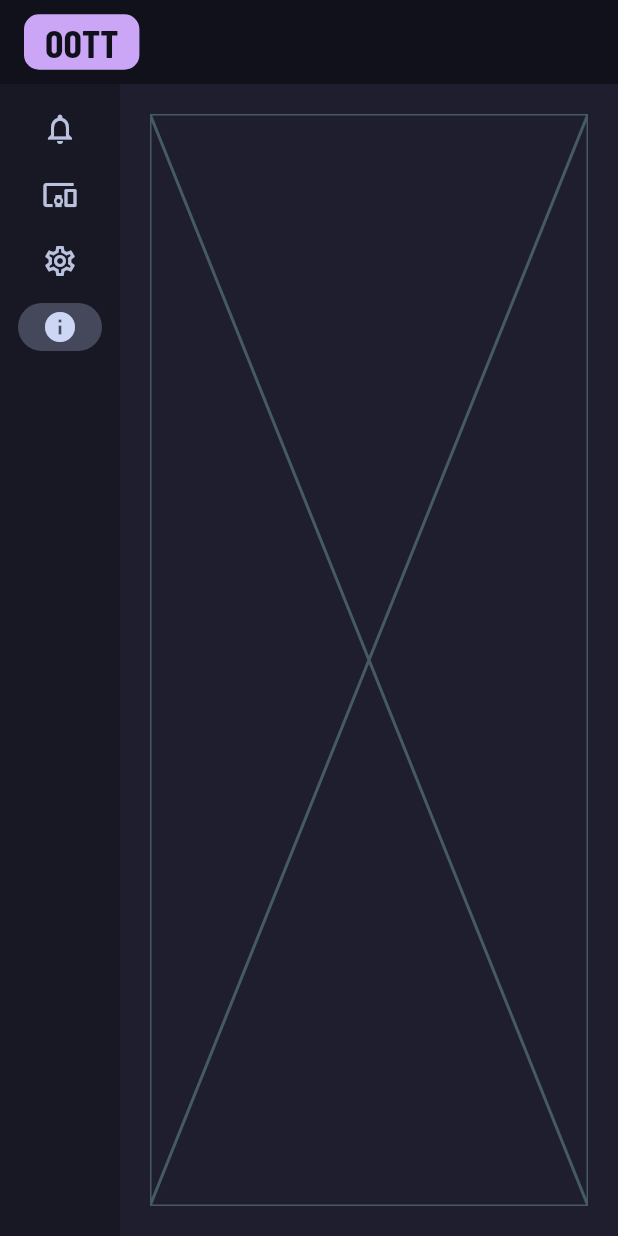
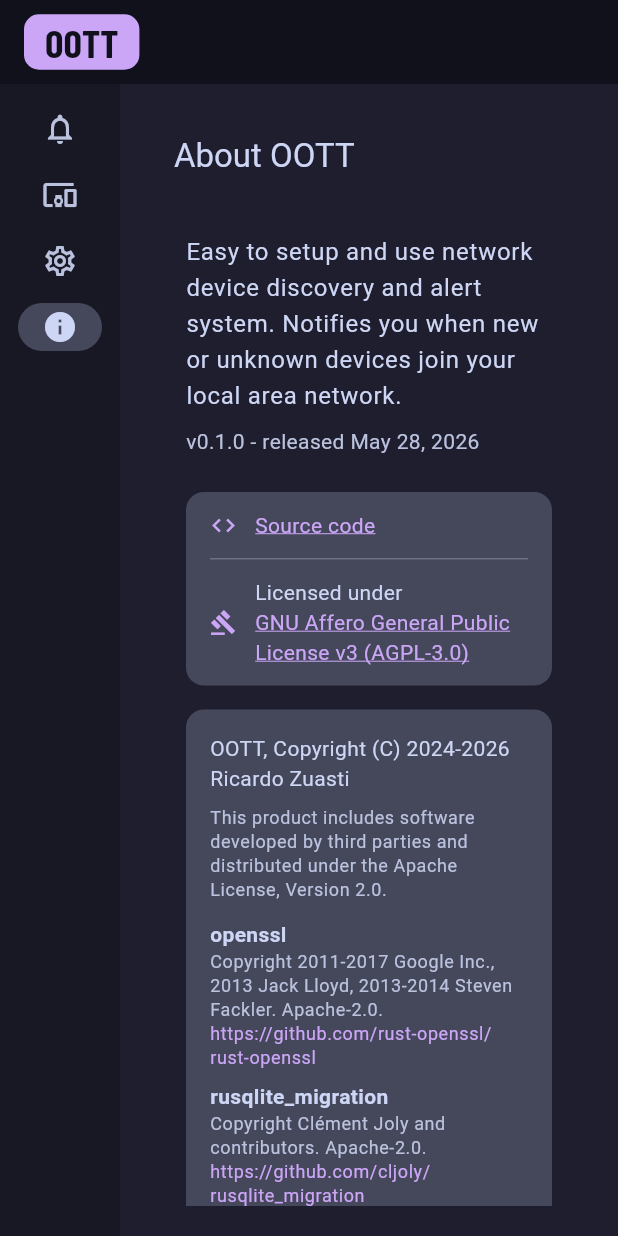
Before and after one commit to rzuasti/oott, a Flutter app: the screen it shows after launch, after a tap on "About", on a phone screen of 412 x 824 dp. Run offline on Flutter 3.47's test engine with Material 3 defaults, Android fonts, the phone set to English and light mode, and no system bars; our stand-ins replace dio, fl_chart, go_router, google_fonts, infinite_scroll_pagination, shared_preferences; missing offline and left inert: encrypter; network calls fail.

Commit message:
Add About OOTT page with version, links, and legal notices
Implements the /about route with app description, version info,
clickable links to the source repo and AGPL-3.0 license, and
third-party copyright notices. Adds url_launcher for cross-platform
link handling.

Co-Authored-By: Claude Sonnet 4.6 <noreply@anthropic.com>

```diff
--- /dev/null
+++ b/frontend/lib/about/about.dart
@@ -0,0 +1,293 @@
+import 'package:flutter/material.dart';
+import 'package:url_launcher/url_launcher.dart';
+
+const _version = '0.1.0';
+const _releaseDate = 'May 28, 2026';
+const _repoUrl = 'https://github.com/rzuasti/oott';
+const _licenseUrl = 'https://www.gnu.org/licenses/agpl-3.0.html';
+const _licenseName = 'GNU Affero General Public License v3 (AGPL-3.0)';
+
+class About extends StatelessWidget {
+  const About({super.key});
+
+  @override
+  Widget build(BuildContext context) {
+    final colorScheme = Theme.of(context).colorScheme;
+    final textTheme = Theme.of(context).textTheme;
+
+    return Scaffold(
+      appBar: AppBar(title: const Text('About OOTT')),
+      body: SingleChildScrollView(
+        padding: const EdgeInsets.all(24),
+        child: Column(
+          crossAxisAlignment: CrossAxisAlignment.start,
+          children: [
+            Text(
+              'Easy to setup and use network device discovery and alert system. '
+              'Notifies you when new or unknown devices join your local area network.',
+              style: textTheme.bodyLarge,
+            ),
+            const SizedBox(height: 8),
+            Text(
+              'v$_version - released $_releaseDate',
+              style: textTheme.bodyMedium?.copyWith(
+                color: colorScheme.onSurfaceVariant,
+              ),
+            ),
+            const SizedBox(height: 24),
+            _SurfaceContainer(
+              colorScheme: colorScheme,
+              child: Column(
+                children: [
+                  _LinkRow(
+                    icon: Icons.code,
+                    label: 'Source code',
+                    url: _repoUrl,
+                    colorScheme: colorScheme,
+                    textTheme: textTheme,
+                  ),
+                  Divider(
+                    height: 1,
+                    color: colorScheme.outlineVariant,
+                    indent: 16,
+                    endIndent: 16,
+                  ),
+                  _LicenseRow(colorScheme: colorScheme, textTheme: textTheme),
+                ],
+              ),
+            ),
+            const SizedBox(height: 16),
+            _SurfaceContainer(
+              colorScheme: colorScheme,
+              padding: const EdgeInsets.all(16),
+              child: _NoticesSection(textTheme: textTheme),
+            ),
+          ],
+        ),
+      ),
+    );
+  }
+}
+
+class _SurfaceContainer extends StatelessWidget {
+  const _SurfaceContainer({
+    required this.colorScheme,
+    required this.child,
+    this.padding,
+  });
+
+  final ColorScheme colorScheme;
+  final Widget child;
+  final EdgeInsetsGeometry? padding;
+
+  @override
+  Widget build(BuildContext context) {
+    return Container(
+      width: double.infinity,
+      clipBehavior: Clip.antiAlias,
+      decoration: BoxDecoration(
+        color: colorScheme.surfaceContainerHigh,
+        borderRadius: BorderRadius.circular(12),
+      ),
+      padding: padding,
+      child: child,
+    );
+  }
+}
+
+class _LinkRow extends StatelessWidget {
+  const _LinkRow({
+    required this.icon,
+    required this.label,
+    required this.url,
+    required this.colorScheme,
+    required this.textTheme,
+  });
+
+  final IconData icon;
+  final String label;
+  final String url;
+  final ColorScheme colorScheme;
+  final TextTheme textTheme;
+
+  Future<void> _open() async {
+    final uri = Uri.parse(url);
+    if (await canLaunchUrl(uri)) {
+      await launchUrl(uri, mode: LaunchMode.externalApplication);
+    }
+  }
+
+  @override
+  Widget build(BuildContext context) {
+    return InkWell(
+      onTap: _open,
+      child: Padding(
+        padding: const EdgeInsets.symmetric(vertical: 12, horizontal: 16),
+        child: Row(
+          children: [
+            Icon(icon, size: 18, color: colorScheme.primary),
+            const SizedBox(width: 12),
+            Text(
+              label,
+              style: textTheme.bodyMedium?.copyWith(
+                color: colorScheme.primary,
+                decoration: TextDecoration.underline,
+                decorationColor: colorScheme.primary,
+              ),
+            ),
+          ],
+        ),
+      ),
+    );
+  }
+}
+
+class _LicenseRow extends StatelessWidget {
+  const _LicenseRow({required this.colorScheme, required this.textTheme});
+
+  final ColorScheme colorScheme;
+  final TextTheme textTheme;
+
+  Future<void> _open() async {
+    final uri = Uri.parse(_licenseUrl);
+    if (await canLaunchUrl(uri)) {
+      await launchUrl(uri, mode: LaunchMode.externalApplication);
+    }
+  }
+
+  @override
+  Widget build(BuildContext context) {
+    return Padding(
+      padding: const EdgeInsets.symmetric(vertical: 12, horizontal: 16),
+      child: Row(
+        crossAxisAlignment: CrossAxisAlignment.center,
+        children: [
+          Icon(Icons.gavel, size: 18, color: colorScheme.primary),
+          const SizedBox(width: 12),
+          Flexible(
+            child: Wrap(
+              children: [
+                Text('Licensed under ', style: textTheme.bodyMedium),
+                InkWell(
+                  onTap: _open,
+                  child: Text(
+                    _licenseName,
+                    style: textTheme.bodyMedium?.copyWith(
+                      color: colorScheme.primary,
+                      decoration: TextDecoration.underline,
+                      decorationColor: colorScheme.primary,
+                    ),
+                  ),
+                ),
+              ],
+            ),
+          ),
+        ],
+      ),
+    );
+  }
+}
+
+class _NoticesSection extends StatelessWidget {
+  const _NoticesSection({required this.textTheme});
+
+  final TextTheme textTheme;
+
+  @override
+  Widget build(BuildContext context) {
+    final colorScheme = Theme.of(context).colorScheme;
+
+    return Column(
+      crossAxisAlignment: CrossAxisAlignment.start,
+      children: [
+        Text(
+          'OOTT, Copyright (C) 2024-2026 Ricardo Zuasti',
+          style: textTheme.bodyMedium,
+        ),
+        const SizedBox(height: 8),
+        Text(
+          'This product includes software developed by third parties and distributed '
+          'under the Apache License, Version 2.0.',
+          style: textTheme.bodySmall?.copyWith(
+            color: colorScheme.onSurfaceVariant,
+          ),
+        ),
+        const SizedBox(height: 12),
+        ..._thirdPartyComponents.map(
+          (c) => _ThirdPartyEntry(component: c, textTheme: textTheme),
+        ),
+      ],
+    );
+  }
+}
+
+class _ThirdPartyEntry extends StatelessWidget {
+  const _ThirdPartyEntry({required this.component, required this.textTheme});
+
+  final _ThirdPartyComponent component;
+  final TextTheme textTheme;
+
+  @override
+  Widget build(BuildContext context) {
+    final colorScheme = Theme.of(context).colorScheme;
+    return Padding(
+      padding: const EdgeInsets.only(bottom: 8),
+      child: Column(
+        crossAxisAlignment: CrossAxisAlignment.start,
+        children: [
+          Text(
+            component.name,
+            style: textTheme.bodyMedium?.copyWith(fontWeight: FontWeight.w600),
+          ),
+          Text(
+            component.copyright,
+            style: textTheme.bodySmall?.copyWith(
+              color: colorScheme.onSurfaceVariant,
+            ),
+          ),
+          SelectableText(
+            component.url,
+            style: textTheme.bodySmall?.copyWith(color: colorScheme.primary),
+          ),
+        ],
+      ),
+    );
+  }
+}
+
+class _ThirdPartyComponent {
+  const _ThirdPartyComponent({
+    required this.name,
+    required this.copyright,
+    required this.url,
+  });
+
+  final String name;
+  final String copyright;
+  final String url;
+}
+
+const _thirdPartyComponents = [
+  _ThirdPartyComponent(
+    name: 'openssl',
+    copyright:
+        'Copyright 2011-2017 Google Inc., 2013 Jack Lloyd, 2013-2014 Steven Fackler. Apache-2.0.',
+    url: 'https://github.com/rust-openssl/rust-openssl',
+  ),
+  _ThirdPartyComponent(
+    name: 'rusqlite_migration',
+    copyright: 'Copyright Clément Joly and contributors. Apache-2.0.',
+    url: 'https://github.com/cljoly/rusqlite_migration',
+  ),
+  _ThirdPartyComponent(
+    name: 'sync_wrapper',
+    copyright: 'Copyright Actyx AG. Apache-2.0.',
+    url: 'https://github.com/Actyx/sync_wrapper',
+  ),
+  _ThirdPartyComponent(
+    name: 'zopfli',
+    copyright:
+        'Copyright the zopfli-rs contributors. Based on the original Zopfli C code by Google. Apache-2.0.',
+    url: 'https://github.com/zopfli-rs/zopfli',
+  ),
+];
--- a/frontend/lib/navigation.dart
+++ b/frontend/lib/navigation.dart
@@ -1,4 +1,5 @@
 import 'package:flutter/material.dart';
+import 'package:frontend/about/about.dart';
 import 'package:frontend/settings/settings.dart';
 import 'package:go_router/go_router.dart';
 import 'package:google_fonts/google_fonts.dart';
@@ -47,7 +48,7 @@ final GoRouter router = GoRouter(
         GoRoute(
           path: '/about',
           name: 'about',
-          builder: (context, state) => const Placeholder(),
+          builder: (context, state) => const About(),
         ),
       ],
     ),
--- a/frontend/pubspec.yaml
+++ b/frontend/pubspec.yaml
@@ -18,6 +18,7 @@ dependencies:
   infinite_scroll_pagination: ^5.1.1
   fl_chart: ^1.2.0
   google_fonts: ^6.2.1
+  url_launcher: ^6.3.0
 
 dev_dependencies:
   flutter_test:
```
Also changed, not shown: frontend/pubspec.lock, 5 other files.
